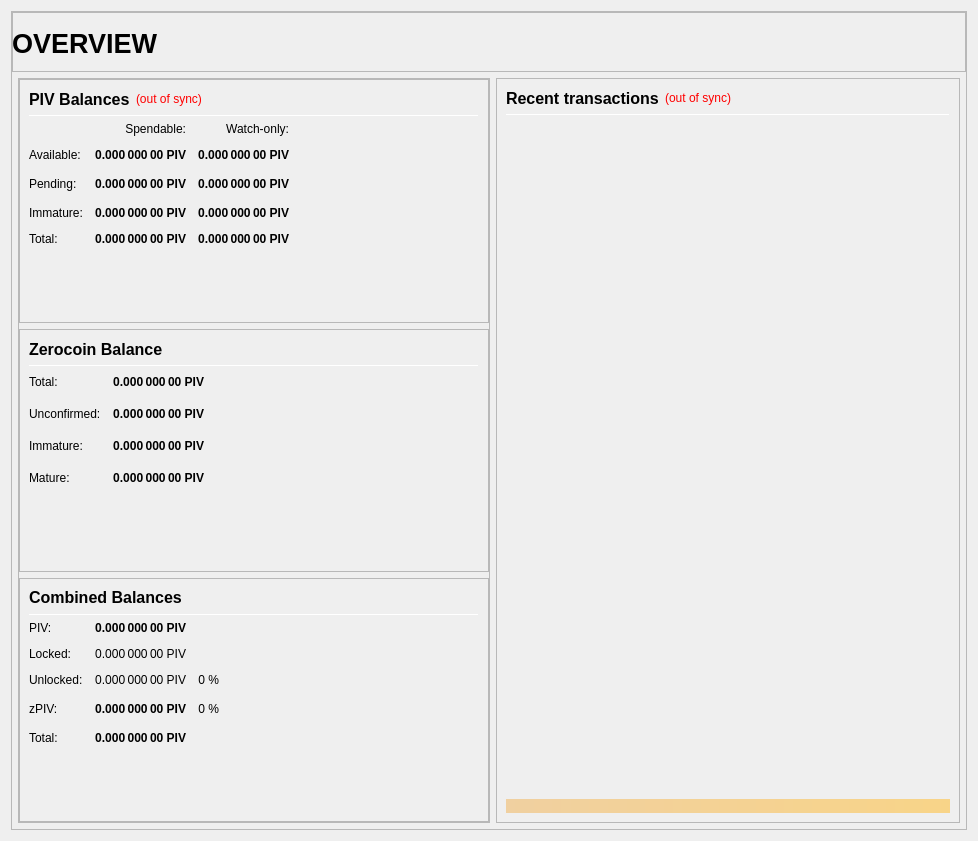
krypt0chaos/PIVX, file src/qt/forms/overviewpage.ui: the form before one commit.
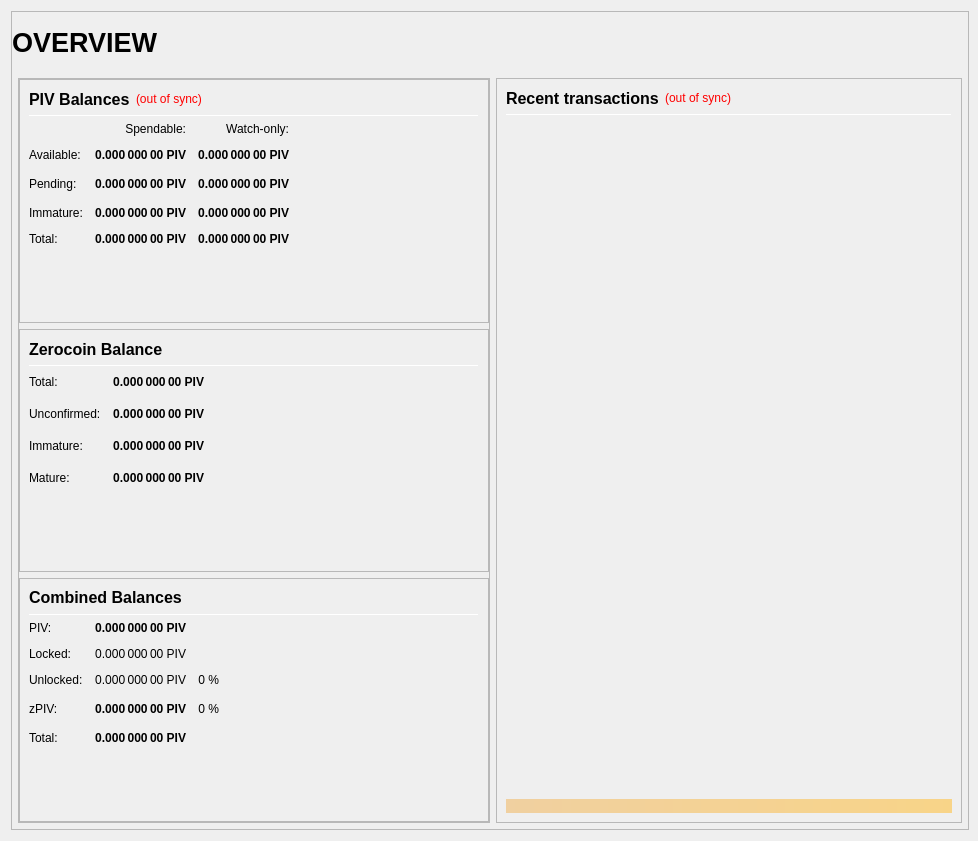
The form after the commit.

Commit message: [UI] SendcoinsDialog first steps

Patch:
```diff
--- a/src/qt/forms/overviewpage.ui
+++ b/src/qt/forms/overviewpage.ui
@@ -20,6 +20,9 @@
    <string>Form</string>
   </property>
   <layout class="QVBoxLayout" name="topLayout" stretch="1">
+   <property name="rightMargin">
+    <number>9</number>
+   </property>
    <item>
     <widget class="QFrame" name="frame_BG">
      <property name="minimumSize">
@@ -51,10 +54,10 @@
        <number>0</number>
       </property>
       <property name="bottomMargin">
-       <number>0</number>
+       <number>6</number>
       </property>
       <item>
-       <layout class="QVBoxLayout" name="verticalLayout_Master" stretch="1,1">
+       <layout class="QVBoxLayout" name="verticalLayout_Master" stretch="0,1">
         <property name="leftMargin">
          <number>0</number>
         </property>
@@ -69,33 +72,20 @@
         </property>
         <item>
          <widget class="QFrame" name="frame_Header">
-          <property name="minimumSize">
-           <size>
-            <width>0</width>
-            <height>60</height>
-           </size>
-          </property>
-          <property name="maximumSize">
-           <size>
-            <width>16777215</width>
-            <height>60</height>
-           </size>
-          </property>
-          <property name="frameShape">
-           <enum>QFrame::StyledPanel</enum>
-          </property>
-          <property name="frameShadow">
-           <enum>QFrame::Raised</enum>
-          </property>
-          <widget class="QWidget" name="layoutWidget">
-           <property name="geometry">
-            <rect>
-             <x>0</x>
-             <y>0</y>
-             <width>950</width>
-             <height>62</height>
-            </rect>
-           </property>
+          <layout class="QVBoxLayout" name="verticalLayout_Header" stretch="0">
+           <property name="leftMargin">
+            <number>0</number>
+           </property>
+           <property name="topMargin">
+            <number>0</number>
+           </property>
+           <property name="rightMargin">
+            <number>0</number>
+           </property>
+           <property name="bottomMargin">
+            <number>0</number>
+           </property>
+           <item>
            <layout class="QHBoxLayout" name="horizontalLayout_Header" stretch="1,0,1">
             <property name="spacing">
              <number>6</number>
@@ -170,12 +160,13 @@
              </widget>
             </item>
            </layout>
-          </widget>
+           </item>
+          </layout>
          </widget>
         </item>
         <item>
          <widget class="QFrame" name="frame_Content">
-          <layout class="QVBoxLayout" name="verticalLayout_test">
+          <layout class="QVBoxLayout" name="verticalLayout_Content">
            <property name="leftMargin">
             <number>6</number>
            </property>
@@ -186,10 +177,13 @@
             <number>6</number>
            </property>
            <property name="bottomMargin">
-            <number>6</number>
+            <number>0</number>
            </property>
            <item>
             <layout class="QHBoxLayout" name="horizontalLayout_Content" stretch="1,1">
+             <property name="spacing">
+              <number>6</number>
+             </property>
              <item>
               <layout class="QVBoxLayout" name="verticalLayout_left" stretch="1">
                <item>
@@ -1141,7 +1135,7 @@
                  </property>
                  <layout class="QVBoxLayout" name="verticalLayout_1" stretch="0,0,0,0,0">
                   <item>
-                   <layout class="QHBoxLayout" name="horizontalLayout_2" stretch="0,0,0">
+                   <layout class="QHBoxLayout" name="horizontalLayout_2">
                     <item>
                      <widget class="QLabel" name="label_4">
                       <property name="minimumSize">
```
Lines whose indentation alone changed are shown as unchanged. The commit also changes 2 other files.
